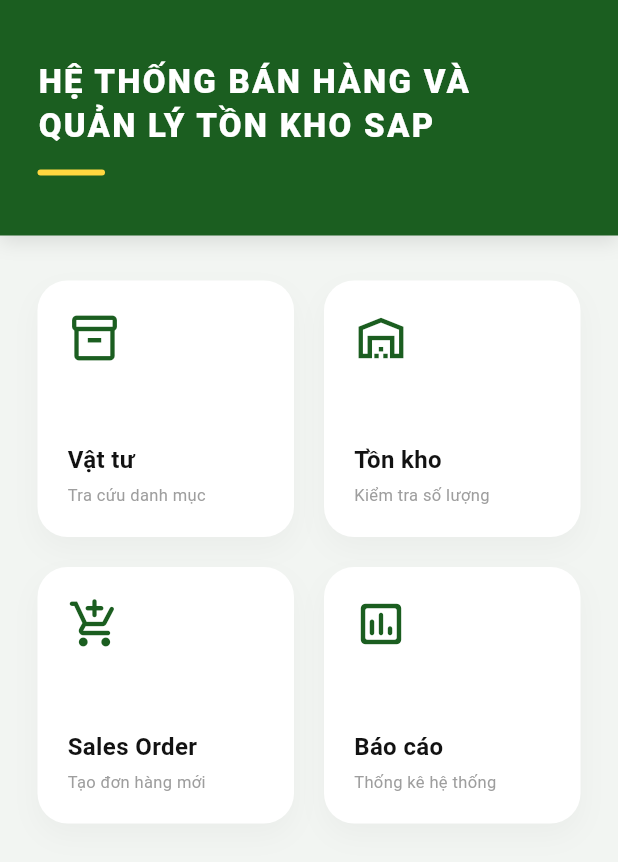
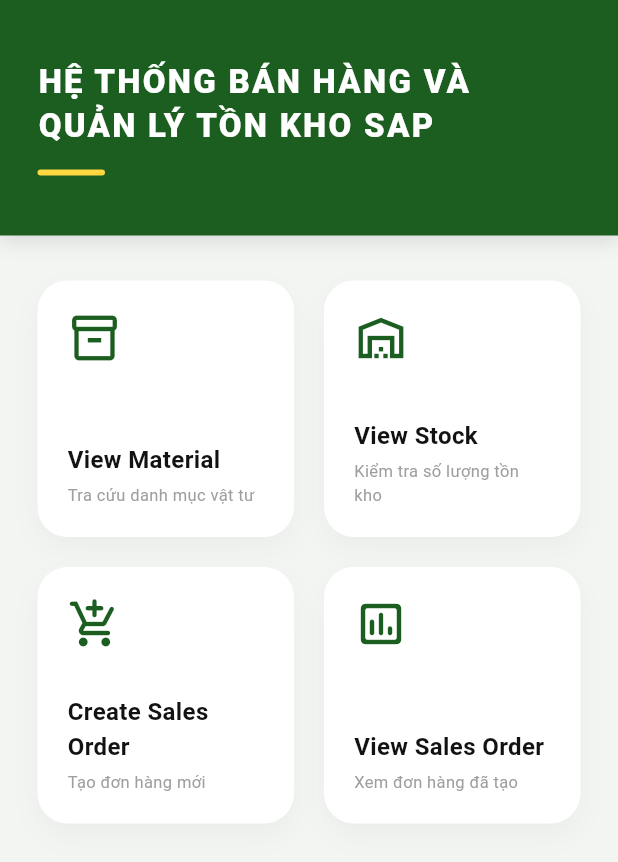
Before and after one commit to ngominhcuong/sap341_project, a Flutter app: the screen it shows after launch, on a phone screen of 412 x 824 dp. Shown: the top 862 px of the screen. Run offline on Flutter 3.47's test engine with Material 3 defaults, Android fonts, the phone set to English and light mode, and no system bars; our stand-ins replace shimmer.

Commit message:
update create so

```diff
--- a/lib/screen/menu.dart
+++ b/lib/screen/menu.dart
@@ -5,7 +5,7 @@
 
 class MainMenuScreen extends StatelessWidget {
   // Đồng bộ tông màu xanh Forest sang trọng
-  final Color primaryGreen = Color(0xFF1B5E20);
+  final Color primaryGreen = Color.fromRGBO(27, 94, 32, 1);
   final Color accentGreen = Color(0xFF2E7D32);
   final Color backgroundLight = Color(0xFFF2F5F2);
 
@@ -25,29 +25,29 @@
               children: [
                 _buildMenuItem(
                   context,
-                  'Vật tư',
-                  'Tra cứu danh mục',
+                  'View Material',
+                  'Tra cứu danh mục vật tư',
                   Icons.inventory_2_outlined,
                   MaterialListScreen(),
                 ),
                 _buildMenuItem(
                   context,
-                  'Tồn kho',
-                  'Kiểm tra số lượng',
+                  'View Stock',
+                  'Kiểm tra số lượng tồn kho',
                   Icons.warehouse_outlined,
                   StockScreen(),
                 ),
                 _buildMenuItem(
                   context,
-                  'Sales Order',
+                  'Create Sales Order',
                   'Tạo đơn hàng mới',
                   Icons.add_shopping_cart_rounded,
                   CreateSOScreen(),
                 ),
                 _buildMenuItem(
                   context,
-                  'Báo cáo',
-                  'Thống kê hệ thống',
+                  'View Sales Order',
+                  'Xem đơn hàng đã tạo',
                   Icons.insert_chart_outlined_rounded,
                   null,
                 ),
```
Also changed, not shown: lib/screen/create_so.dart (+38 -15 lines), lib/service/ODataService.dart (+48 -15 lines).
